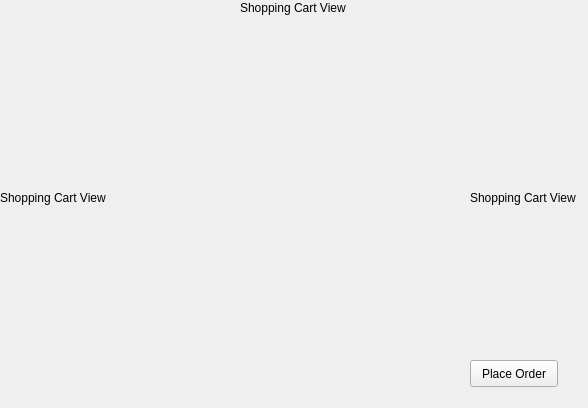
This is client/Shopping/shoppingcartview.ui in RemyGratwohl/cuTPS_D4_teaQup as Qt 5 draws it before an edit. The edited form follows.
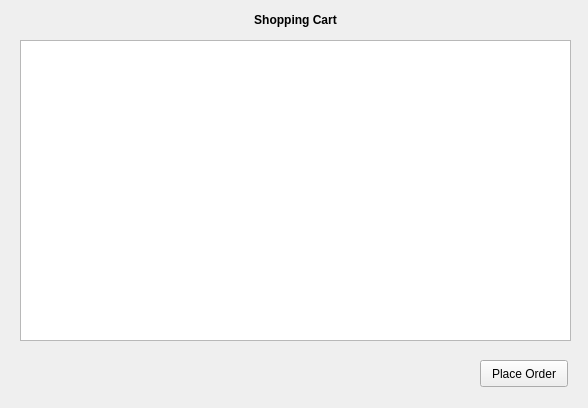
This is the edited form.

Commit message: Added new shopping cart functionality.

Patch:
```diff
--- a/client/Shopping/shoppingcartview.ui
+++ b/client/Shopping/shoppingcartview.ui
@@ -13,49 +13,32 @@
   <property name="windowTitle">
    <string>Form</string>
   </property>
-  <widget class="QLabel" name="label">
-   <property name="geometry">
-    <rect>
-     <x>0</x>
-     <y>190</y>
-     <width>121</width>
-     <height>16</height>
-    </rect>
-   </property>
-   <property name="text">
-    <string>Shopping Cart View</string>
-   </property>
-  </widget>
-  <widget class="QLabel" name="label_2">
-   <property name="geometry">
-    <rect>
-     <x>470</x>
-     <y>190</y>
-     <width>121</width>
-     <height>16</height>
-    </rect>
-   </property>
-   <property name="text">
-    <string>Shopping Cart View</string>
-   </property>
-  </widget>
   <widget class="QLabel" name="label_3">
    <property name="geometry">
     <rect>
-     <x>240</x>
-     <y>0</y>
-     <width>121</width>
-     <height>16</height>
+     <x>10</x>
+     <y>10</y>
+     <width>571</width>
+     <height>20</height>
     </rect>
    </property>
+   <property name="font">
+    <font>
+     <weight>75</weight>
+     <bold>true</bold>
+    </font>
+   </property>
    <property name="text">
-    <string>Shopping Cart View</string>
+    <string>Shopping Cart</string>
+   </property>
+   <property name="alignment">
+    <set>Qt::AlignCenter</set>
    </property>
   </widget>
   <widget class="QPushButton" name="orderButton">
    <property name="geometry">
     <rect>
-     <x>470</x>
+     <x>480</x>
      <y>360</y>
      <width>88</width>
      <height>27</height>
@@ -65,6 +48,16 @@
     <string>Place Order</string>
    </property>
   </widget>
+  <widget class="QTableWidget" name="contentWidget">
+   <property name="geometry">
+    <rect>
+     <x>20</x>
+     <y>40</y>
+     <width>551</width>
+     <height>301</height>
+    </rect>
+   </property>
+  </widget>
  </widget>
  <resources/>
  <connections/>
```
The commit also changes 9 other files.
